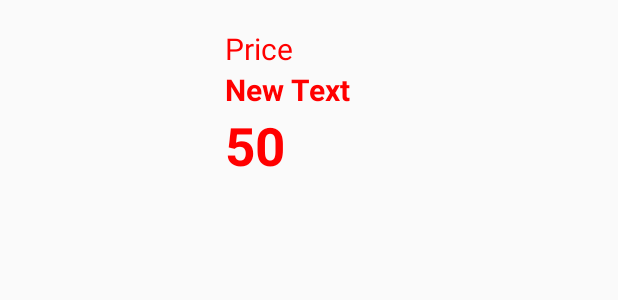
After one commit to sorasakUoU/Project_Bakery1, an Android app: the layout my_menu_listview.xml on its own in the app's theme, with its tools: preview values and no code run, on a phone screen of 412 x 824 dp. The commit adds this screen. Shown: the top 300 px of the screen. Run offline under Robolectric (Android 15) with nearby library versions, the phone set to English and light mode, and no system bars.

Commit message:
Design UI meun and order Finish

```diff
--- a/app/src/main/java/kawinpart/sorasak/projectbakery/ManageTABLE.java
+++ b/app/src/main/java/kawinpart/sorasak/projectbakery/ManageTABLE.java
@@ -295,4 +295,3 @@ public class ManageTABLE {
 
 
 }   // Main Class
-}
--- a/app/src/main/res/layout/activity_confirm_order.xml
+++ b/app/src/main/res/layout/activity_confirm_order.xml
@@ -7,7 +7,8 @@
     android:paddingLeft="@dimen/activity_horizontal_margin"
     android:paddingRight="@dimen/activity_horizontal_margin"
     android:paddingTop="@dimen/activity_vertical_margin"
-    tools:context="kawinpart.sorasak.projectbakery.ConfirmOrderActivity">
+    tools:context="kawinpart.sorasak.projectbakery.ConfirmOrderActivity"
+    android:background="@drawable/wall20">
 
     <RelativeLayout
         android:layout_width="match_parent"
--- /dev/null
+++ b/app/src/main/res/layout/my_menu_listview.xml
@@ -0,0 +1,65 @@
+<?xml version="1.0" encoding="utf-8"?>
+<LinearLayout xmlns:android="http://schemas.android.com/apk/res/android"
+    android:orientation="vertical" android:layout_width="match_parent"
+    android:layout_height="match_parent">
+
+    <LinearLayout xmlns:android="http://schemas.android.com/apk/res/android"
+        android:orientation="horizontal"
+        android:layout_width="match_parent"
+        android:layout_height="wrap_content" >
+
+        <ImageView
+            android:layout_width="@dimen/icon"
+            android:layout_height="@dimen/icon"
+            android:id="@+id/imageView4"
+            android:layout_margin="10dp" />
+
+        <LinearLayout
+            android:orientation="vertical"
+            android:layout_width="match_parent"
+            android:layout_height="match_parent"
+            android:gravity="center_vertical"
+            android:padding="10dp" >
+
+            <LinearLayout
+                android:orientation="horizontal"
+                android:layout_width="match_parent"
+                android:layout_height="wrap_content" >
+
+                <TextView
+                    android:layout_width="wrap_content"
+                    android:layout_height="wrap_content"
+                    android:text="Price"
+                    android:id="@+id/textView22"
+                    android:textSize="@dimen/h2"
+                    android:layout_weight="1"
+                    android:textColor="@color/text" />
+            </LinearLayout>
+
+            <TextView
+                android:layout_width="wrap_content"
+                android:layout_height="wrap_content"
+                android:text="New Text"
+                android:id="@+id/textView21"
+                android:textSize="@dimen/h2"
+                android:textStyle="bold"
+                android:textColor="@color/text" />
+
+            <LinearLayout
+                android:orientation="horizontal"
+                android:layout_width="match_parent"
+                android:layout_height="wrap_content" >
+
+                <TextView
+                    android:layout_width="wrap_content"
+                    android:layout_height="wrap_content"
+                    android:text="50"
+                    android:id="@+id/textView23"
+                    android:textSize="@dimen/h1"
+                    android:layout_weight="1"
+                    android:textStyle="bold"
+                    android:textColor="@color/text" />
+            </LinearLayout>
+        </LinearLayout>
+    </LinearLayout>
+</LinearLayout>
```
Also changed, not shown: app/src/main/java/kawinpart/sorasak/projectbakery/MenuAdapter.java (added, +74 -0 lines), app/src/main/java/kawinpart/sorasak/projectbakery/MyOrderAdapter.java (added, +67 -0 lines), app/src/main/res/layout/my_order_listview.xml (added, +56 -0 lines), app/src/main/res/drawable/close.png (added).
